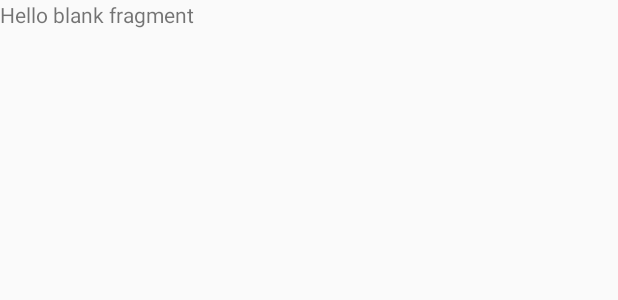
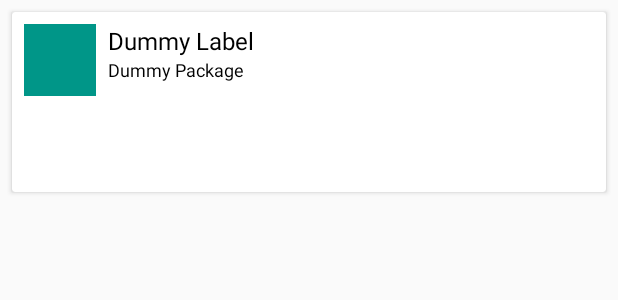
Before and after one commit to singhangadin/ApkWizard, an Android app: the layout fragment_apk_list.xml on its own in the app's theme, with its tools: preview values and no code run, on a phone screen of 412 x 824 dp. Shown: the top 300 px of the screen. Run offline under Robolectric (Android 15) with nearby library versions, the phone set to English and light mode, and no system bars.

```diff
--- a/app/build.gradle
+++ b/app/build.gradle
@@ -1,5 +1,6 @@
 apply plugin: 'com.android.application'
 apply plugin: 'kotlin-android'
+apply plugin: 'kotlin-android-extensions'
 
 android {
     compileSdkVersion 26
@@ -26,13 +27,14 @@ android {
 dependencies {
     implementation fileTree(include: ['*.jar'], dir: 'libs')
     implementation 'com.android.support:appcompat-v7:26.1.0'
-    implementation 'com.android.support.constraint:constraint-layout:1.0.2'
     implementation 'com.android.support:support-v4:26.1.0'
+    implementation "org.jetbrains.anko:anko-common:$anko_version"
+    implementation 'com.android.support:design:26.1.0'
     testImplementation 'junit:junit:4.12'
     androidTestImplementation 'com.android.support.test:runner:1.0.1'
     androidTestImplementation 'com.android.support.test.espresso:espresso-core:3.0.1'
     compile "org.jetbrains.kotlin:kotlin-stdlib-jdk7:$kotlin_version"
-    implementation 'com.android.support:design:27.1.0'
+    implementation 'com.android.support:cardview-v7:26.1.0'
 }
 repositories {
     google()
--- a/app/src/main/AndroidManifest.xml
+++ b/app/src/main/AndroidManifest.xml
@@ -1,6 +1,8 @@
 <?xml version="1.0" encoding="utf-8"?>
 <manifest xmlns:android="http://schemas.android.com/apk/res/android"
     package="io.github.rajdeep1008.apkwizard">
+
+    <uses-permission android:name="android.permission.WRITE_EXTERNAL_STORAGE"/>
 
     <application
         android:allowBackup="true"
@@ -9,7 +11,7 @@
         android:roundIcon="@mipmap/ic_launcher_round"
         android:supportsRtl="true"
         android:theme="@style/AppTheme">
-        <activity android:name=".MainActivity">
+        <activity android:name=".activities.MainActivity">
             <intent-filter>
                 <action android:name="android.intent.action.MAIN" />
 
--- a/app/src/main/res/layout/apk_item.xml
+++ b/app/src/main/res/layout/apk_item.xml
@@ -1,6 +1,50 @@
 <?xml version="1.0" encoding="utf-8"?>
-<android.support.constraint.ConstraintLayout xmlns:android="http://schemas.android.com/apk/res/android"
+<RelativeLayout xmlns:android="http://schemas.android.com/apk/res/android"
+    xmlns:tools="http://schemas.android.com/tools"
     android:layout_width="match_parent"
     android:layout_height="match_parent">
 
-</android.support.constraint.ConstraintLayout>
+    <android.support.v7.widget.CardView
+        android:layout_width="match_parent"
+        android:layout_height="120dp"
+        android:layout_margin="8dp"
+        android:foreground="?attr/selectableItemBackground">
+
+        <RelativeLayout
+            android:id="@+id/container"
+            android:layout_width="match_parent"
+            android:layout_height="match_parent">
+
+            <ImageView
+                android:id="@+id/apk_icon_iv"
+                android:layout_width="48dp"
+                android:layout_height="48dp"
+                android:layout_marginStart="8dp"
+                android:layout_marginTop="8dp"
+                tools:src="@color/colorPrimary" />
+
+            <TextView
+                android:id="@+id/apk_label_tv"
+                android:layout_width="wrap_content"
+                android:layout_height="wrap_content"
+                android:layout_alignTop="@+id/apk_icon_iv"
+                android:layout_marginStart="8dp"
+                android:layout_toEndOf="@+id/apk_icon_iv"
+                android:text="Dummy Label"
+                android:textColor="@android:color/black"
+                android:textSize="16sp" />
+
+            <TextView
+                android:id="@+id/apk_package_tv"
+                android:layout_width="wrap_content"
+                android:layout_height="wrap_content"
+                android:layout_below="@+id/apk_label_tv"
+                android:layout_marginStart="8dp"
+                android:layout_toEndOf="@+id/apk_icon_iv"
+                android:text="Dummy Package"
+                android:textColor="@android:color/black"
+                android:textSize="12sp" />
+
+        </RelativeLayout>
+    </android.support.v7.widget.CardView>
+</RelativeLayout>
--- a/app/src/main/res/layout/fragment_apk_list.xml
+++ b/app/src/main/res/layout/fragment_apk_list.xml
@@ -1,13 +1,12 @@
-<FrameLayout xmlns:android="http://schemas.android.com/apk/res/android"
+<RelativeLayout xmlns:android="http://schemas.android.com/apk/res/android"
     xmlns:tools="http://schemas.android.com/tools"
     android:layout_width="match_parent"
     android:layout_height="match_parent"
-    tools:context="io.github.rajdeep1008.apkwizard.ApkListFragment">
+    tools:context="io.github.rajdeep1008.apkwizard.fragments.ApkListFragment">
 
-    <!-- TODO: Update blank fragment layout -->
-    <TextView
+    <android.support.v7.widget.RecyclerView
+        android:id="@+id/apk_list_rv"
         android:layout_width="match_parent"
-        android:layout_height="match_parent"
-        android:text="@string/hello_blank_fragment" />
-
-</FrameLayout>
+        android:layout_height="wrap_content"
+        tools:listitem="@layout/apk_item"/>
+</RelativeLayout>
--- a/build.gradle
+++ b/build.gradle
@@ -2,6 +2,7 @@
 
 buildscript {
     ext.kotlin_version = '1.2.21'
+    ext.anko_version = '0.10.4'
 
     repositories {
         google()
```
Also changed, not shown: app/src/main/java/io/github/rajdeep1008/apkwizard/ApkListFragment.kt (deleted, +0 -18 lines), app/src/main/java/io/github/rajdeep1008/apkwizard/MainActivity.kt (deleted, +0 -28 lines), app/src/main/java/io/github/rajdeep1008/apkwizard/PagerAdapter.kt (deleted, +0 -31 lines), app/src/main/java/io/github/rajdeep1008/apkwizard/activities/MainActivity.kt (added, +81 -0 lines), app/src/main/java/io/github/rajdeep1008/apkwizard/adapters/ApkListAdapter.kt (added, +40 -0 lines), app/src/main/java/io/github/rajdeep1008/apkwizard/adapters/PagerAdapter.kt (added, +43 -0 lines), app/src/main/java/io/github/rajdeep1008/apkwizard/fragments/ApkListFragment.kt (added, +52 -0 lines), app/src/main/java/io/github/rajdeep1008/apkwizard/models/Apk.kt (added, +37 -0 lines), app/src/main/res/layout/activity_main.xml (+8 -1 lines).
